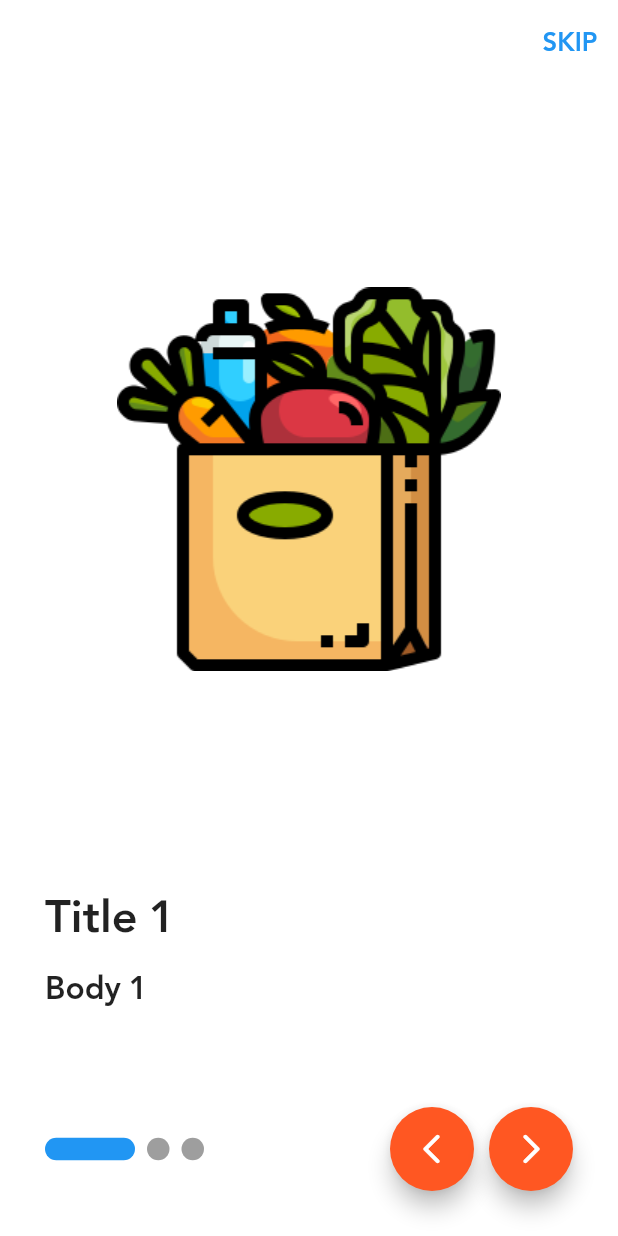
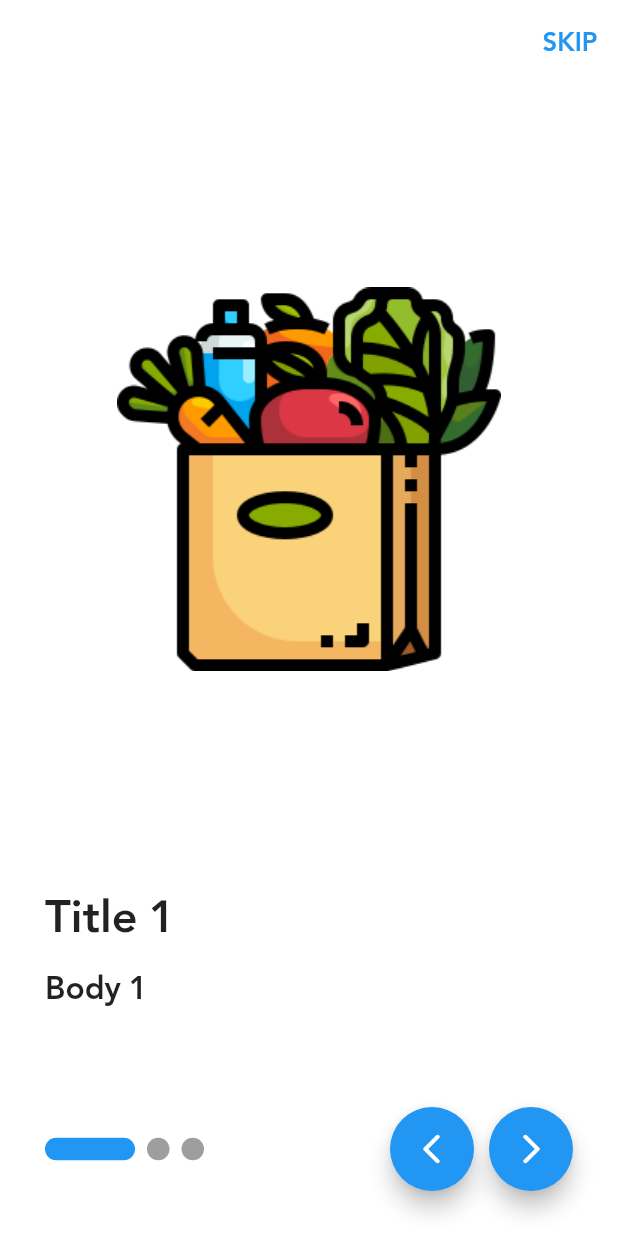
Before and after one commit to AutoKMG/Shop-App-Handling-APIs-Professionally, a Flutter app: the screen it shows after launch, on a phone screen of 412 x 824 dp. Run offline on Flutter 3.47's test engine with Material 2 defaults, Android fonts, the phone set to English and light mode, and no system bars; drawn by our look-alikes of smooth_page_indicator; our stand-ins replace bloc, conditional_builder_null_safety, dio, flutter_bloc, hexcolor, shared_preferences.

Commit message:
removing the deepOrange color of the floatingActionButtons

```diff
--- a/lib/shared/styles/themes.dart
+++ b/lib/shared/styles/themes.dart
@@ -5,8 +5,6 @@ import 'package:shop_app/shared/styles/colors.dart';
 
 ThemeData appLightTheme = ThemeData(
   primarySwatch: defaultColor,
-  floatingActionButtonTheme:
-      FloatingActionButtonThemeData(backgroundColor: Colors.deepOrange),
   appBarTheme: AppBarTheme(
     titleSpacing: 20,
     backgroundColor: Colors.white,
```
